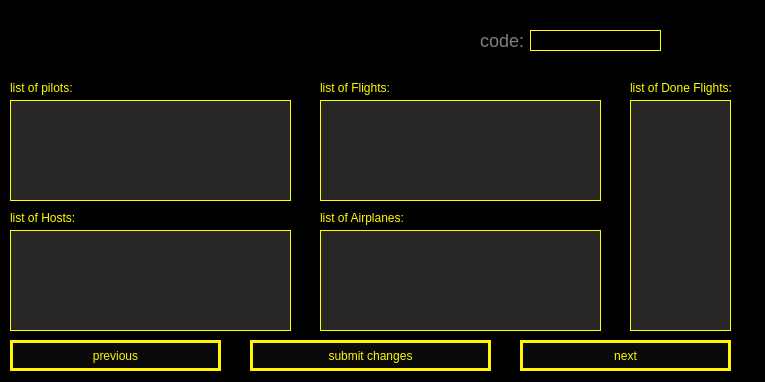
Before: the Qt Designer form MyProj/airlinespage.ui in shahabbadihi/airport_managementt, drawn with Qt 5.
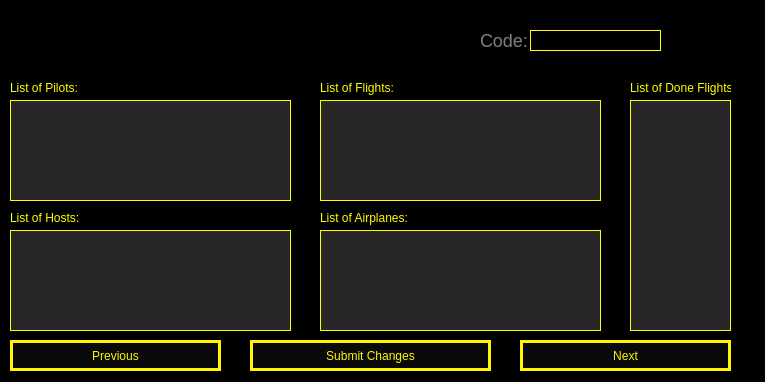
After: the same form once the commit is applied.

```diff
--- a/MyProj/airlinespage.ui
+++ b/MyProj/airlinespage.ui
@@ -17,6 +17,14 @@
    <string notr="true">#AirlinesPage{
 background-color: rgb(0, 0, 0);
 }
+
+QPushButton {
+	background: rgb(10,10,10);
+	color: rgb(255, 246, 0);
+	border: 3px solid #fff600;
+	padding: 4px;
+}
+
 QPushButton:hover {
 	background: rgb(255, 246, 0);
 	color:  rgb(0, 0, 0);
@@ -57,7 +65,7 @@
 font-size:18px;</string>
    </property>
    <property name="text">
-    <string>code:</string>
+    <string>Code:</string>
    </property>
   </widget>
   <widget class="QLineEdit" name="CodeLe">
@@ -104,7 +112,7 @@
     <string notr="true">color:yellow;</string>
    </property>
    <property name="text">
-    <string>list of pilots:</string>
+    <string>List of Pilots:</string>
    </property>
   </widget>
   <widget class="QLabel" name="label_3">
@@ -120,7 +128,7 @@
     <string notr="true">color: rgb(255, 255, 0);</string>
    </property>
    <property name="text">
-    <string>list of Hosts:</string>
+    <string>List of Hosts:</string>
    </property>
   </widget>
   <widget class="QPlainTextEdit" name="HostPte">
@@ -151,7 +159,7 @@
     <string notr="true">color: rgb(255, 255, 0);</string>
    </property>
    <property name="text">
-    <string>list of Flights:</string>
+    <string>List of Flights:</string>
    </property>
   </widget>
   <widget class="QPlainTextEdit" name="FlightPte">
@@ -197,7 +205,7 @@
     <string notr="true">color: rgb(255, 255, 0);</string>
    </property>
    <property name="text">
-    <string>list of Airplanes:</string>
+    <string>List of Airplanes:</string>
    </property>
   </widget>
   <widget class="QPushButton" name="prvBtn">
@@ -210,14 +218,10 @@
     </rect>
    </property>
    <property name="styleSheet">
-    <string notr="true">	background: rgb(10,10, 10);
-	color: rgb(255, 246, 0);
-	border: 3px solid #fff600;
-	padding: 4px;
- </string>
+    <string notr="true"/>
    </property>
    <property name="text">
-    <string>previous</string>
+    <string>Previous</string>
    </property>
   </widget>
   <widget class="QPushButton" name="subBtn">
@@ -230,14 +234,10 @@
     </rect>
    </property>
    <property name="styleSheet">
-    <string notr="true">	background: rgb(10,10,10);
-	color: rgb(255, 246, 0);
-	border: 3px solid #fff600;
-	padding: 4px;
-</string>
+    <string notr="true"/>
    </property>
    <property name="text">
-    <string>submit changes</string>
+    <string>Submit Changes</string>
    </property>
   </widget>
   <widget class="QPushButton" name="nextBtn">
@@ -250,13 +250,10 @@
     </rect>
    </property>
    <property name="styleSheet">
-    <string notr="true">	background: rgb(10,10,10);
-	color: rgb(255, 246, 0);
-	border: 3px solid #fff600;
-	padding: 4px;</string>
+    <string notr="true"/>
    </property>
    <property name="text">
-    <string>next</string>
+    <string>Next</string>
    </property>
   </widget>
   <widget class="QPlainTextEdit" name="DnFlightPte">
@@ -287,7 +284,7 @@
     <string notr="true">color: rgb(255, 255, 0);</string>
    </property>
    <property name="text">
-    <string>list of Done Flights:</string>
+    <string>List of Done Flights:</string>
    </property>
   </widget>
  </widget>
```
Left out of the diff: 2 changed lines with no effect on the pictures.
